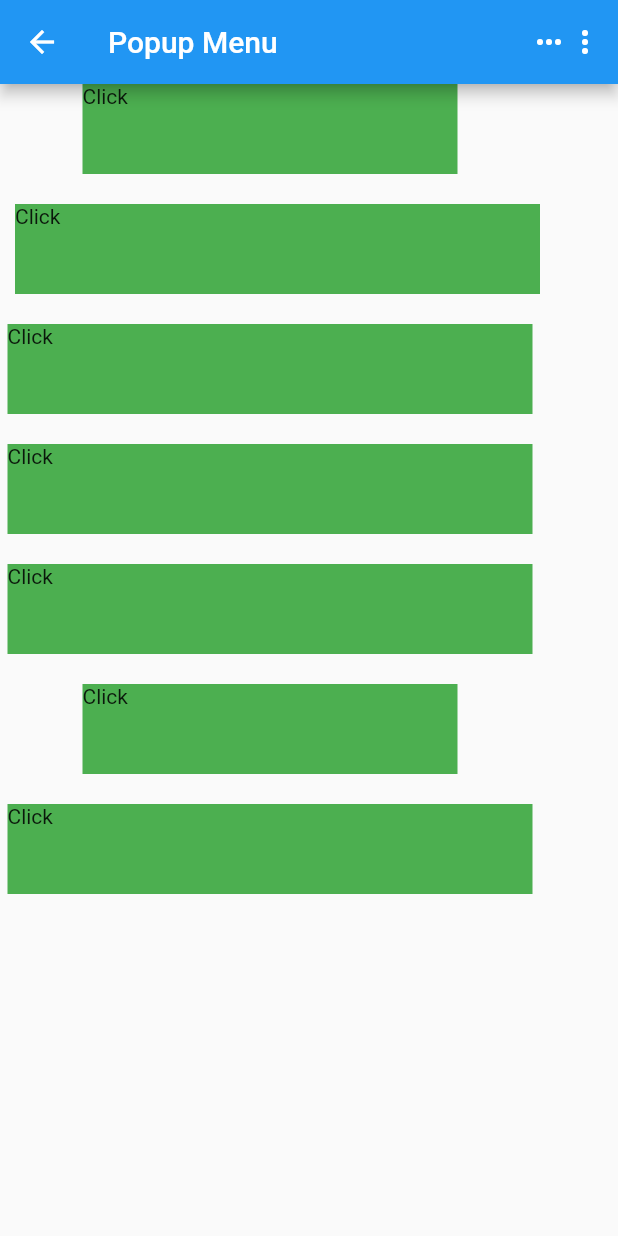
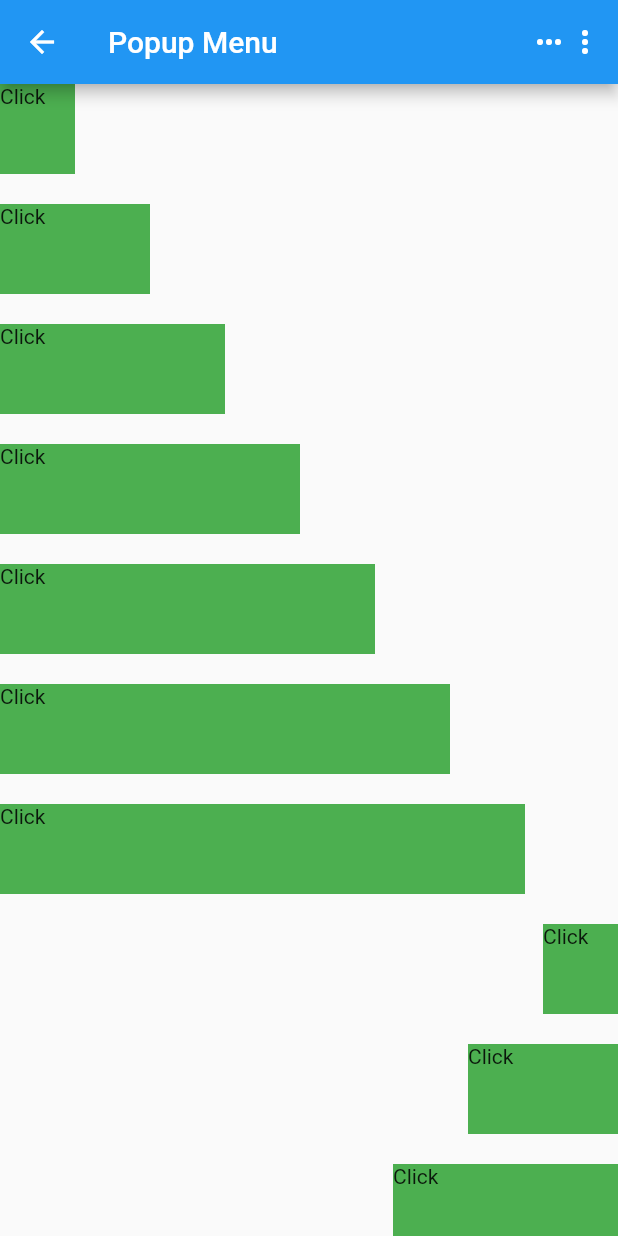
Before and after one commit to huangred/komodo_ui, a Flutter app: the PopupMenuPage screen opened directly, on a phone screen of 412 x 824 dp. Run offline on Flutter 3.47's test engine with Material 2 defaults, Android fonts, the phone set to English and light mode, and no system bars; our stand-ins replace bot_toast, cached_network_image, image_native_resizer, photo_view; missing offline and left inert: flutter_picker.

Commit message:
完善弹出菜单定位问题

```diff
--- a/example/lib/pages/popupmenu.dart
+++ b/example/lib/pages/popupmenu.dart
@@ -26,11 +26,55 @@ class _PopupMenuPageState extends State<PopupMenuPage> {
             SizedBox(width: 10),
           ],
         ),
-      body: Column(
+        body: ListView(
+          children: [
+            getChildren(true),
+            SizedBox(height: 20),
+            getChildren(false),
+            SizedBox(height: 20),
+            Row(
+              mainAxisAlignment: MainAxisAlignment.spaceBetween,
+              children: [
+                _menu('left'),
+                _menu('center'),
+                _menu('right'),
+              ],
+            ),
+            SizedBox(height: 20),
+            Row(
+              mainAxisAlignment: MainAxisAlignment.spaceBetween,
+              children: [
+                _menu('left'),
+                _menu('center'),
+                _menu('right'),
+              ],
+            ),
+            SizedBox(height: 20),
+            Row(
+              mainAxisAlignment: MainAxisAlignment.spaceBetween,
+              children: [
+                _menu('left'),
+                _menu('center'),
+                _menu('right'),
+              ],
+            ),
+            SizedBox(height: 20),
+            Container(
+              color: Colors.grey,
+              child: Text('xxxxxxxxxxxx'),
+              height: 600,
+            ),
+          ],
+        ));
+  }
+
+  Widget getChildren(bool left) {
+    return Column(
+      crossAxisAlignment: left ? CrossAxisAlignment.start : CrossAxisAlignment.end,
       children: [
         IPopupMenu(
           child: Container(
-              width: 250,
+            width: 50,
             height: 60,
             color: Colors.green,
             child: Text('Click'),
@@ -40,18 +84,7 @@ class _PopupMenuPageState extends State<PopupMenuPage> {
         SizedBox(height: 20),
         IPopupMenu(
           child: Container(
-              width: 350,
-              height: 60,
-              margin: EdgeInsets.only(left: 10),
-              color: Colors.green,
-              child: Text('Click'),
-            ),
-            meunItems: _getItems(),
-          ),
-          SizedBox(height: 20),
-          IPopupMenu(
-            child: Container(
-              width: 350,
+            width: 100,
             height: 60,
             color: Colors.green,
             child: Text('Click'),
@@ -61,7 +94,7 @@ class _PopupMenuPageState extends State<PopupMenuPage> {
         SizedBox(height: 20),
         IPopupMenu(
           child: Container(
-              width: 350,
+            width: 150,
             height: 60,
             color: Colors.green,
             child: Text('Click'),
@@ -71,7 +104,7 @@ class _PopupMenuPageState extends State<PopupMenuPage> {
         SizedBox(height: 20),
         IPopupMenu(
           child: Container(
-              width: 350,
+            width: 200,
             height: 60,
             color: Colors.green,
             child: Text('Click'),
@@ -91,6 +124,16 @@ class _PopupMenuPageState extends State<PopupMenuPage> {
         SizedBox(height: 20),
         IPopupMenu(
           child: Container(
+            width: 300,
+            height: 60,
+            color: Colors.green,
+            child: Text('Click'),
+          ),
+          meunItems: _getItems(),
+        ),
+        SizedBox(height: 20),
+        IPopupMenu(
+          child: Container(
             width: 350,
             height: 60,
             color: Colors.green,
@@ -99,13 +142,6 @@ class _PopupMenuPageState extends State<PopupMenuPage> {
           meunItems: _getItems(),
         ),
       ],
-      ),
-      // Stack(
-      //   children: [
-      //     for (double x = -1; x <= 1; x = x + 0.5)
-      //       for (double y = -1; y <= 1; y = y + 0.25) Align(alignment: Alignment(x, y), child: _menu('$x, $y')),
-      //   ],
-      // ),
     );
   }
 
```
Also changed, not shown: lib/vendors/ipopupmenu.dart (+15 -38 lines). Lines whose indentation alone changed are shown as unchanged.
